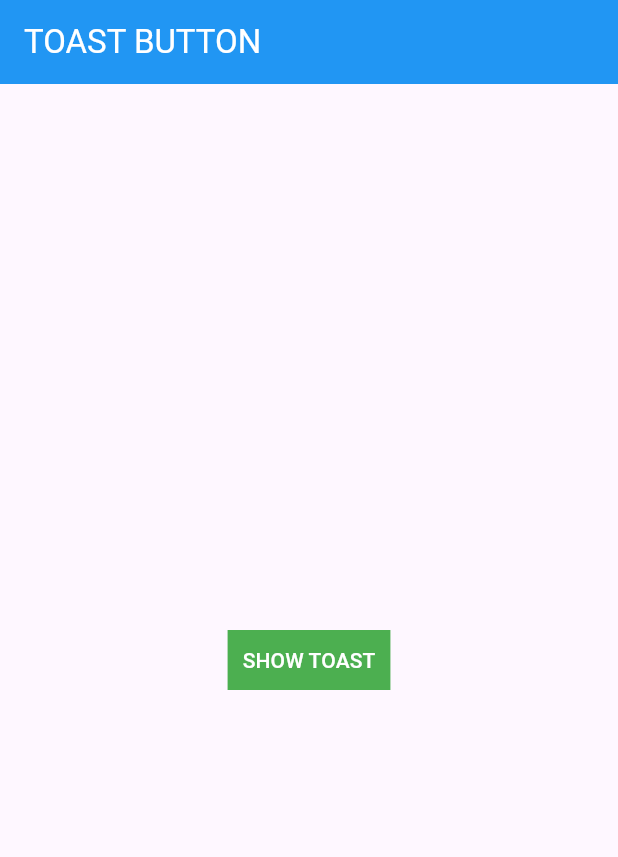
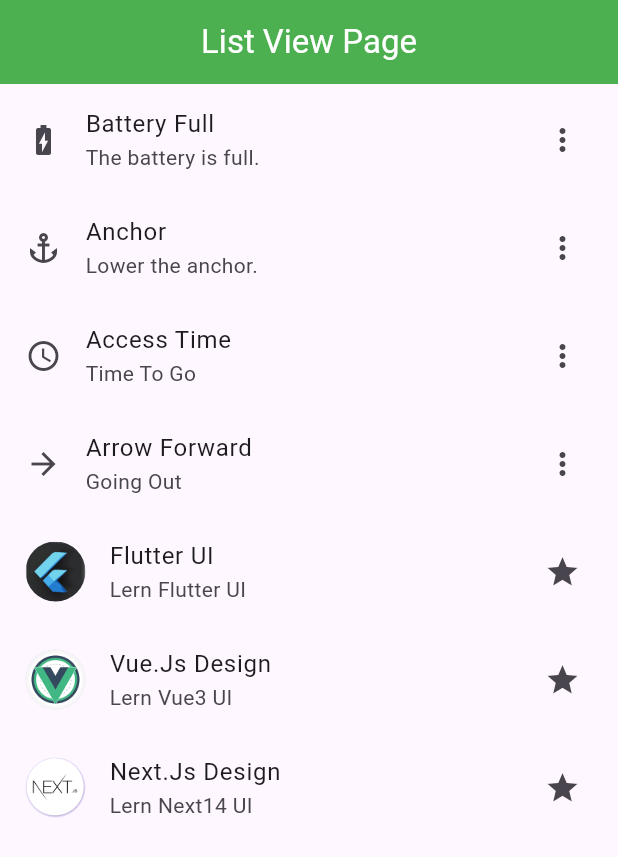
Before and after one commit to tardev35/flutter2024, a Flutter app: the screen it shows after launch, on a phone screen of 412 x 824 dp. Shown: the top 857 px of the screen. Run offline on Flutter 3.47's test engine with Material 3 defaults, Android fonts, the phone set to English and light mode, and no system bars; our stand-ins replace fluttertoast.

Commit message:
Listview And Listtile

```diff
--- /dev/null
+++ b/lib/listview_example.dart
@@ -0,0 +1,85 @@
+import 'package:flutter/material.dart';
+
+class ListviewExample extends StatelessWidget {
+  const ListviewExample({super.key});
+
+  @override
+  Widget build(BuildContext context) {
+    return const MaterialApp(
+      debugShowCheckedModeBanner: false,
+      home: ListviewPage(),
+    );
+  }
+}
+
+class ListviewPage extends StatelessWidget {
+  const ListviewPage({super.key});
+
+  @override
+  Widget build(BuildContext context) {
+    return Scaffold(
+      appBar: AppBar(
+        title: const Text(
+          'List View Page',
+          style: TextStyle(color: Colors.white),
+        ),
+        centerTitle: true,
+        backgroundColor: Colors.green[500],
+        foregroundColor: Colors.white,
+      ),
+      body: ListView(
+        padding: const EdgeInsets.all(1),
+        children: const <Widget>[
+          ListTile(
+            title: Text('Battery Full'),
+            subtitle: Text('The battery is full.'),
+            leading: Icon(Icons.battery_charging_full),
+            trailing: Icon(Icons.more_vert),
+          ),
+          ListTile(
+            title: Text('Anchor'),
+            subtitle: Text('Lower the anchor.'),
+            leading: Icon(Icons.anchor),
+            trailing: Icon(Icons.more_vert),
+          ),
+          ListTile(
+            title: Text('Access Time'),
+            subtitle: Text('Time To Go'),
+            leading: Icon(Icons.access_time),
+            trailing: Icon(Icons.more_vert),
+          ),
+          ListTile(
+            title: Text('Arrow Forward'),
+            subtitle: Text('Going Out'),
+            leading: Icon(Icons.arrow_forward_sharp),
+            trailing: Icon(Icons.more_vert),
+          ),
+          ListTile(
+            title: Text('Flutter UI'),
+            subtitle: Text('Lern Flutter UI'),
+            leading: CircleAvatar(
+              backgroundImage: AssetImage('assets/fluuter-icon.png'),
+            ),
+            trailing: Icon(Icons.star),
+          ),
+          ListTile(
+            title: Text('Vue.Js Design'),
+            subtitle: Text('Lern Vue3 UI'),
+            leading: CircleAvatar(
+              backgroundImage: AssetImage('assets/vue-icon.png'),
+            ),
+            trailing: Icon(Icons.star),
+          ),
+          ListTile(
+            title: Text('Next.Js Design'),
+            subtitle: Text('Lern Next14 UI'),
+            leading: CircleAvatar(
+              backgroundImage: AssetImage('assets/next-icon.png'),
+            ),
+            trailing: Icon(Icons.star),
+          ),
+        ],
+      ),
+    );
+  }
+}
--- a/lib/main.dart
+++ b/lib/main.dart
@@ -1,6 +1,7 @@
 import 'package:flutter/material.dart';
+import 'package:flutter_app_1/listview_example.dart';
 //import 'package:flutter_app_1/explanded_example.dart';
-import 'package:flutter_app_1/toast.dart';
+//import 'package:flutter_app_1/toast.dart';
 //import 'package:flutter_app_1/bottom_nav.dart';
 //import 'package:flutter_app_1/card_example.dart';
 //import 'package:flutter_app_1/tab_example.dart';
@@ -9,5 +10,5 @@ import 'package:flutter_app_1/toast.dart';
 // import 'main_app.dart';
 
 void main() {
-  runApp(const ToastExample());
+  runApp(const ListviewExample());
 }
--- a/lib/toast.dart
+++ b/lib/toast.dart
@@ -3,7 +3,6 @@ import 'package:fluttertoast/fluttertoast.dart';
 
 class ToastExample extends StatelessWidget {
   const ToastExample({super.key});
-
   @override
   Widget build(BuildContext context) {
     return const MaterialApp(
--- a/pubspec.yaml
+++ b/pubspec.yaml
@@ -18,3 +18,5 @@ dev_dependencies:
 
 flutter:
   uses-material-design: true
+  assets:
+    - assets/
```
Also changed, not shown: assets/fluuter-icon.png (added), assets/next-icon.png (added), assets/vue-icon.png (added).
